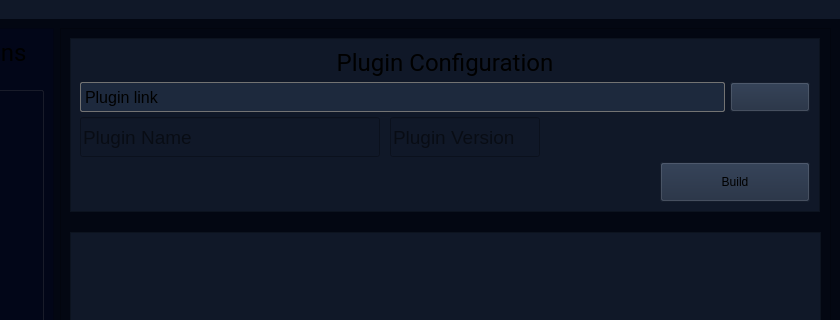
Old version of the form PluginBuilder/mainwindow.ui in the repository Mecanes-Org/PluginBuilder-source; both pictures show x 160 to 1000 and y 0 to 320 of the 1000 by 700 pixel window.
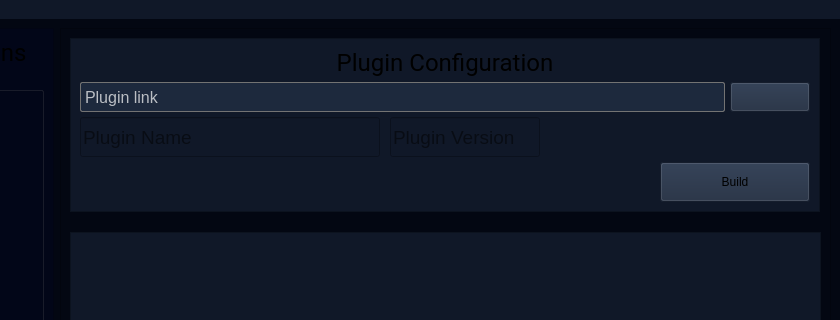
New version of the form. Icons and pictures are not drawn.

Patch:
```diff
--- a/PluginBuilder/mainwindow.ui
+++ b/PluginBuilder/mainwindow.ui
@@ -930,8 +930,11 @@
                    <string>Plugin link</string>
                   </property>
                   <property name="styleSheet">
-                   <string notr="true">border-color: rgb(115, 115, 115);
-background-color: #1D293D;</string>
+                   <string notr="true">QLabel#label_pluginPath{
+	border-color: rgb(115, 115, 115);
+	background-color: #1D293D;
+	color: rgba(255, 255, 255, 0.7)
+}</string>
                   </property>
                   <property name="text">
                    <string notr="true">Plugin link</string>
```
Left out of the diff: 3 changed lines with no effect on the pictures.
